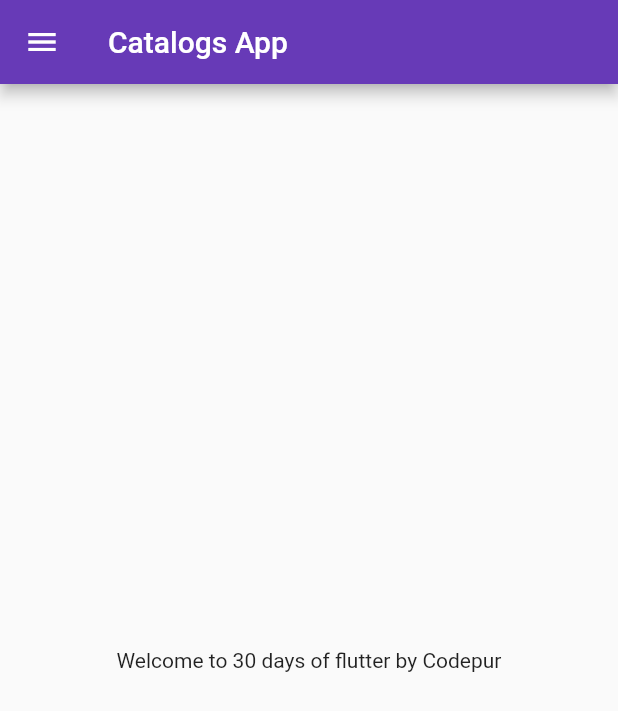
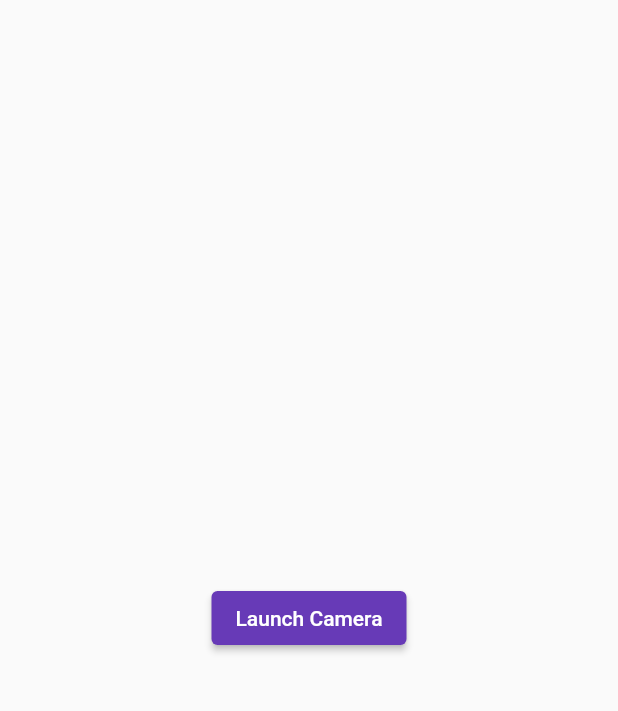
Before and after one commit to Naman80/Face_detection_HackFest, a Flutter app: the screen it shows after launch, on a phone screen of 412 x 824 dp. Shown: the top 711 px of the screen. Run offline on Flutter 3.47's test engine with Material 2 defaults, Android fonts, the phone set to English and light mode, and no system bars; our stand-ins replace camera.

Commit message:
basic camera setup added

```diff
--- a/lib/main.dart
+++ b/lib/main.dart
@@ -1,5 +1,4 @@
 import 'package:flutter/material.dart';
-import 'package:face_detection/pages/login_page.dart';
 
 import 'pages/home_page.dart';
 
@@ -18,9 +17,7 @@ class MyApp extends StatelessWidget {
       ),
       initialRoute: "/home",
       routes: {
-        "/": (context) => LoginPage(),
-        "/home": (context) => HomePage(),
-        "/login": (context) => LoginPage()
+        "/": (context) => HomePage(),
       },
     );
   }
--- a/lib/pages/home_page.dart
+++ b/lib/pages/home_page.dart
@@ -1,20 +1,28 @@
+import 'package:camera/camera.dart';
 import 'package:flutter/material.dart';
+import 'package:face_detection/pages/camera_page.dart';
 
 class HomePage extends StatelessWidget {
-  final int days = 30;
-  final String name = "Codepur";
+  const HomePage({Key? key}) : super(key: key);
+
   @override
   Widget build(BuildContext context) {
     return Scaffold(
-      appBar: AppBar(
-        title: Text("Catalogs App"),
-      ),
       body: Center(
-        child: Container(
-          child: Text("Welcome to $days days of flutter by $name"),
+        child: ElevatedButton(
+          onPressed: () async {
+            await availableCameras().then(
+              (value) => Navigator.push(
+                context,
+                MaterialPageRoute(
+                  builder: (context) => CameraPage(cameras: value,),
+                ),
+              ),
+            );
+          },
+          child: const Text('Launch Camera'),
         ),
       ),
-      drawer: Drawer(),
     );
   }
 }
--- /dev/null
+++ b/lib/routes/routes.dart
@@ -0,0 +1,3 @@
+class MyRoutes {
+  static String homeRoute = "/home";
+}
--- a/pubspec.yaml
+++ b/pubspec.yaml
@@ -45,6 +45,8 @@ dev_dependencies:
   # package. See that file for information about deactivating specific lint
   # rules and activating additional ones.
   flutter_lints: ^1.0.0
+  camera: ^0.9.4+1
+  cupertino_icons: ^1.0.2
 
 # For information on the generic Dart part of this file, see the
 # following page: https://dart.dev/tools/pub/pubspec
```
Also changed, not shown: lib/pages/camera_page.dart (added, +78 -0 lines), lib/pages/login_page.dart (deleted, +0 -19 lines), pubspec.lock.
